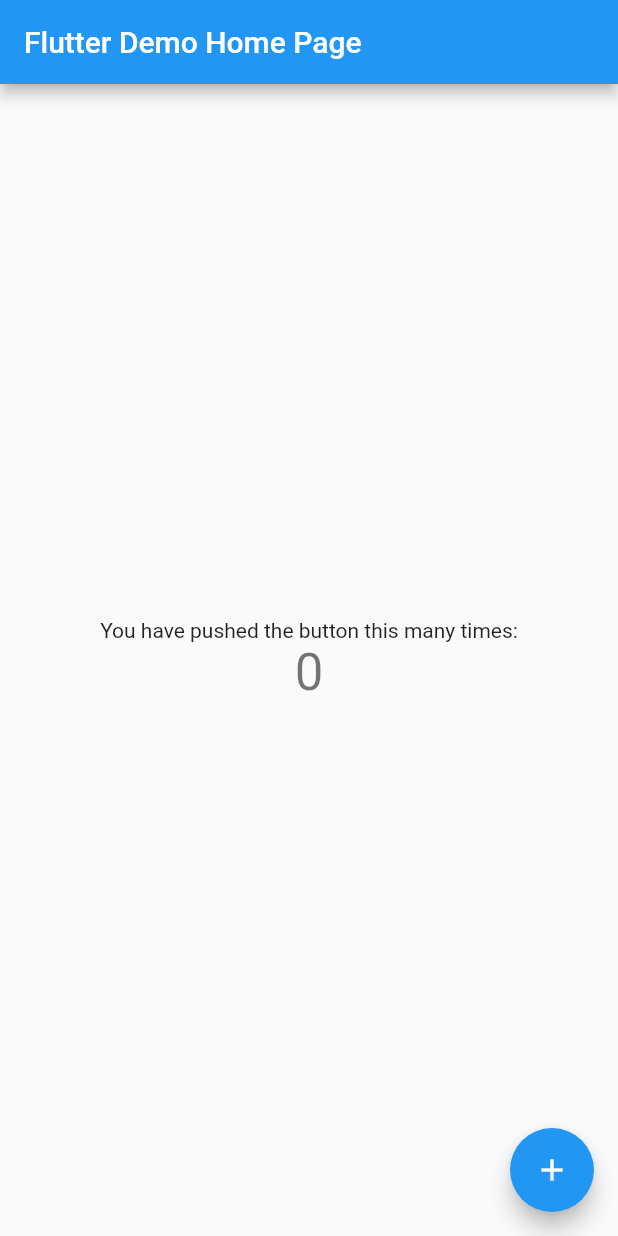
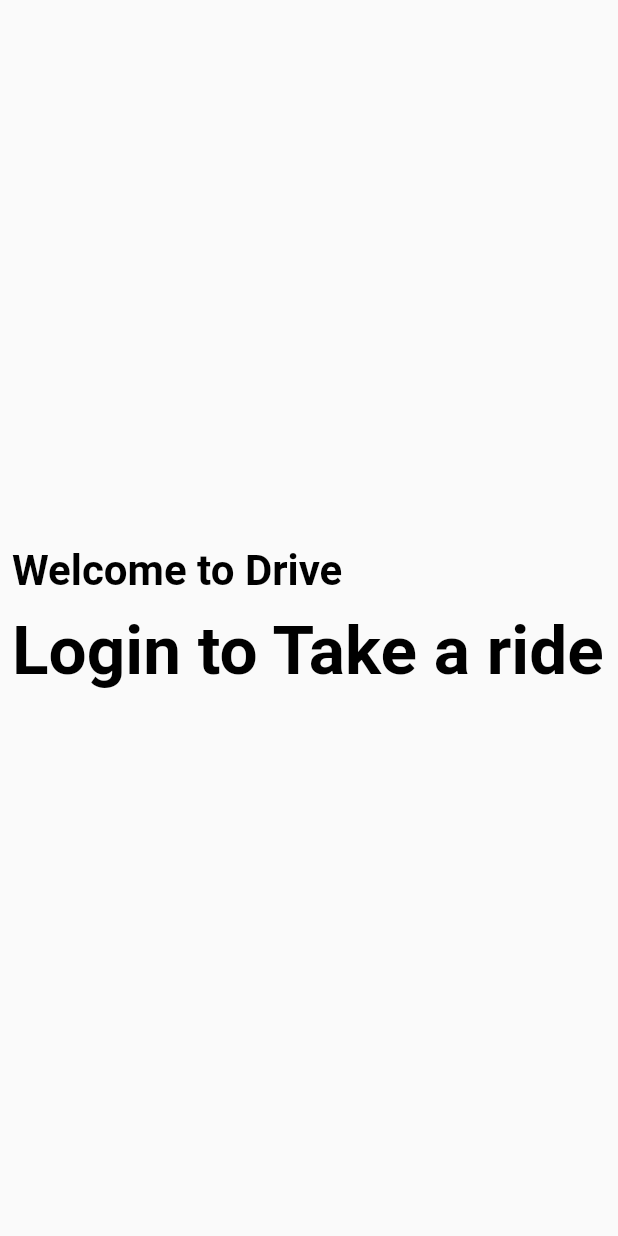
Before and after one commit to okhot/Drive, a Flutter app: the screen it shows after launch, on a phone screen of 412 x 824 dp. Run offline on Flutter 3.47's test engine with Material 2 defaults, Android fonts, the phone set to English and light mode, and no system bars.

Commit message:
commit on master

```diff
--- a/lib/main.dart
+++ b/lib/main.dart
@@ -1,113 +1,58 @@
 import 'package:flutter/material.dart';
 
 void main() {
-  runApp(MyApp());
+  runApp(const MyApp());
 }
 
 class MyApp extends StatelessWidget {
-  // This widget is the root of your application.
+  const MyApp({Key? key}) : super(key: key);
+
   @override
   Widget build(BuildContext context) {
     return MaterialApp(
-      title: 'Flutter Demo',
-      theme: ThemeData(
-        // This is the theme of your application.
-        //
-        // Try running your application with "flutter run". You'll see the
-        // application has a blue toolbar. Then, without quitting the app, try
-        // changing the primarySwatch below to Colors.green and then invoke
-        // "hot reload" (press "r" in the console where you ran "flutter run",
-        // or simply save your changes to "hot reload" in a Flutter IDE).
-        // Notice that the counter didn't reset back to zero; the application
-        // is not restarted.
-        primarySwatch: Colors.blue,
-      ),
-      home: MyHomePage(title: 'Flutter Demo Home Page'),
+      home: HomePage(),
+      debugShowCheckedModeBanner: false,
     );
   }
 }
 
-class MyHomePage extends StatefulWidget {
-  MyHomePage({Key? key, required this.title}) : super(key: key);
-
-  // This widget is the home page of your application. It is stateful, meaning
-  // that it has a State object (defined below) that contains fields that affect
-  // how it looks.
-
-  // This class is the configuration for the state. It holds the values (in this
-  // case the title) provided by the parent (in this case the App widget) and
-  // used by the build method of the State. Fields in a Widget subclass are
-  // always marked "final".
-
-  final String title;
-
-  @override
-  _MyHomePageState createState() => _MyHomePageState();
-}
-
-class _MyHomePageState extends State<MyHomePage> {
-  int _counter = 0;
-
-  void _incrementCounter() {
-    setState(() {
-      // This call to setState tells the Flutter framework that something has
-      // changed in this State, which causes it to rerun the build method below
-      // so that the display can reflect the updated values. If we changed
-      // _counter without calling setState(), then the build method would not be
-      // called again, and so nothing would appear to happen.
-      _counter++;
-    });
-  }
+class HomePage extends StatelessWidget {
+  const HomePage({Key? key}) : super(key: key);
 
   @override
   Widget build(BuildContext context) {
-    // This method is rerun every time setState is called, for instance as done
-    // by the _incrementCounter method above.
-    //
-    // The Flutter framework has been optimized to make rerunning build methods
-    // fast, so that you can just rebuild anything that needs updating rather
-    // than having to individually change instances of widgets.
     return Scaffold(
-      appBar: AppBar(
-        // Here we take the value from the MyHomePage object that was created by
-        // the App.build method, and use it to set our appbar title.
-        title: Text(widget.title),
-      ),
-      body: Center(
-        // Center is a layout widget. It takes a single child and positions it
-        // in the middle of the parent.
-        child: Column(
-          // Column is also a layout widget. It takes a list of children and
-          // arranges them vertically. By default, it sizes itself to fit its
-          // children horizontally, and tries to be as tall as its parent.
-          //
-          // Invoke "debug painting" (press "p" in the console, choose the
-          // "Toggle Debug Paint" action from the Flutter Inspector in Android
-          // Studio, or the "Toggle Debug Paint" command in Visual Studio Code)
-          // to see the wireframe for each widget.
-          //
-          // Column has various properties to control how it sizes itself and
-          // how it positions its children. Here we use mainAxisAlignment to
-          // center the children vertically; the main axis here is the vertical
-          // axis because Columns are vertical (the cross axis would be
-          // horizontal).
-          mainAxisAlignment: MainAxisAlignment.center,
-          children: <Widget>[
-            Text(
-              'You have pushed the button this many times:',
-            ),
-            Text(
-              '$_counter',
-              style: Theme.of(context).textTheme.headline4,
-            ),
-          ],
-        ),
-      ),
-      floatingActionButton: FloatingActionButton(
-        onPressed: _incrementCounter,
-        tooltip: 'Increment',
-        child: Icon(Icons.add),
-      ), // This trailing comma makes auto-formatting nicer for build methods.
+      body: LoginScreen(),
     );
   }
 }
+
+class LoginScreen extends StatelessWidget {
+  const LoginScreen({Key? key}) : super(key: key);
+
+  @override
+  Widget build(BuildContext context) {
+    return Padding(
+      padding: const EdgeInsets.all(8.0),
+      child: Column(
+        mainAxisAlignment: MainAxisAlignment.center,
+        crossAxisAlignment: CrossAxisAlignment.start,
+        children: [
+          Text(
+            "Welcome to Drive",
+            style: TextStyle(
+                color: Colors.black, fontSize: 28, fontWeight: FontWeight.bold),
+          ),
+          SizedBox(
+            height: 10,
+          ),
+          Text(
+            "Login to Take a ride",
+            style: TextStyle(
+                color: Colors.black, fontSize: 45, fontWeight: FontWeight.bold),
+          )
+        ],
+      ),
+    );
+  }
+}
```
